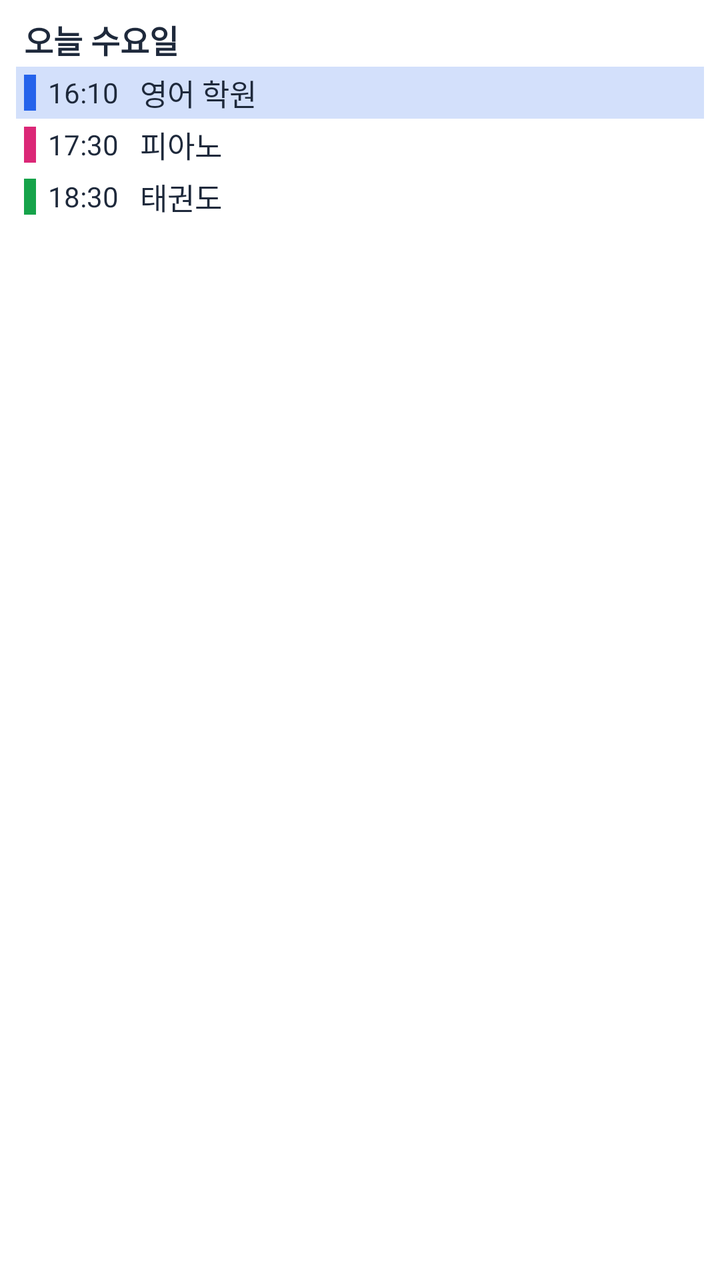
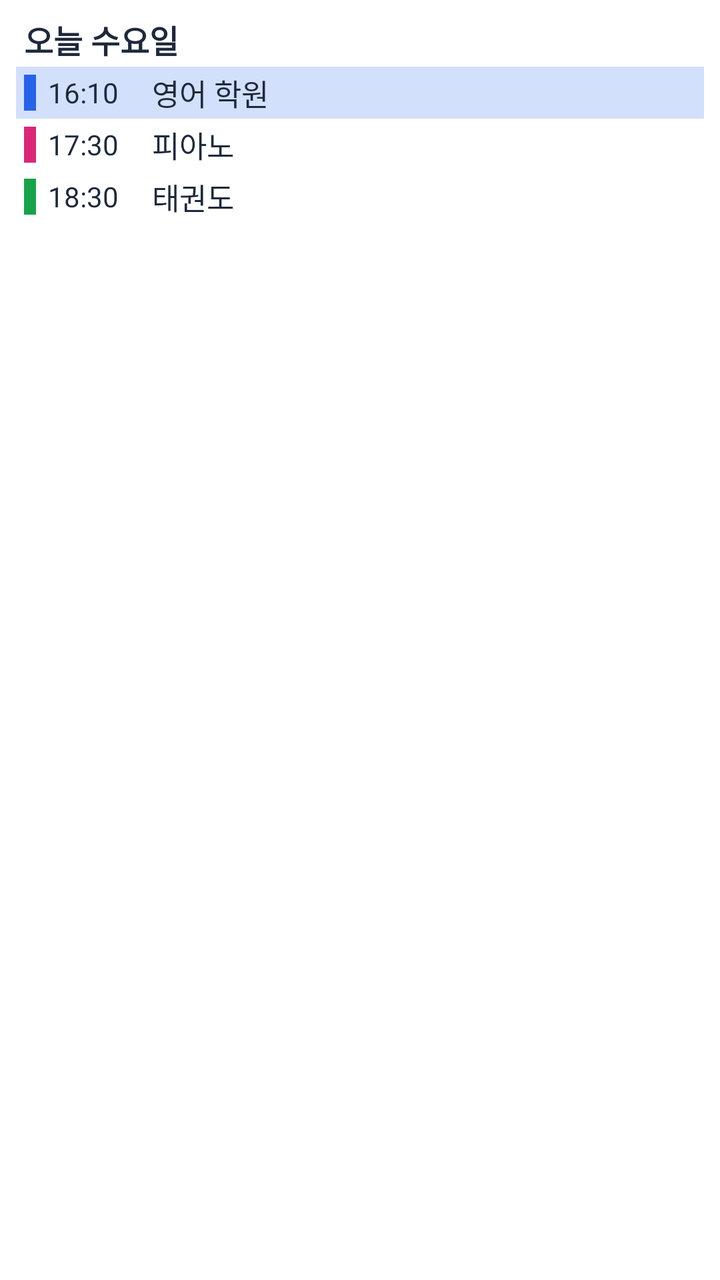

Compare the two renders of this Android layout. The source of the first and the diff that turns it into the second are given below.
<!-- AndroidManifest.xml: application theme AppTheme -->
<!-- res/layout/today_widget_preview.xml -->
<?xml version="1.0" encoding="utf-8"?>
<LinearLayout xmlns:android="http://schemas.android.com/apk/res/android" android:layout_width="match_parent" android:layout_height="match_parent" android:orientation="vertical" android:padding="8dp" android:background="#FFFFFF">
  <TextView android:layout_width="match_parent" android:layout_height="wrap_content" android:paddingLeft="4dp" android:paddingBottom="2dp" android:textSize="16sp" android:textStyle="bold" android:textColor="#1E293B" android:text="오늘 수요일" />
  <LinearLayout android:layout_width="match_parent" android:layout_height="wrap_content" android:orientation="horizontal" android:gravity="center_vertical" android:paddingTop="2dp" android:paddingBottom="2dp" android:paddingLeft="4dp" android:paddingRight="4dp" android:background="#332563EB">
    <TextView android:layout_width="6dp" android:layout_height="18dp" android:layout_marginRight="6dp" android:background="#2563EB" />
    <TextView android:layout_width="46dp" android:layout_height="wrap_content" android:textSize="14sp" android:textColor="#1E293B" android:text="16:10" />
    <TextView android:layout_width="0dp" android:layout_height="wrap_content" android:layout_weight="1" android:textSize="15sp" android:textColor="#1E293B" android:text="영어 학원" />
  </LinearLayout>
  <LinearLayout android:layout_width="match_parent" android:layout_height="wrap_content" android:orientation="horizontal" android:gravity="center_vertical" android:paddingTop="2dp" android:paddingBottom="2dp" android:paddingLeft="4dp" android:paddingRight="4dp">
    <TextView android:layout_width="6dp" android:layout_height="18dp" android:layout_marginRight="6dp" android:background="#DB2777" />
    <TextView android:layout_width="46dp" android:layout_height="wrap_content" android:textSize="14sp" android:textColor="#1E293B" android:text="17:30" />
    <TextView android:layout_width="0dp" android:layout_height="wrap_content" android:layout_weight="1" android:textSize="15sp" android:textColor="#1E293B" android:text="피아노" />
  </LinearLayout>
  <LinearLayout android:layout_width="match_parent" android:layout_height="wrap_content" android:orientation="horizontal" android:gravity="center_vertical" android:paddingTop="2dp" android:paddingBottom="2dp" android:paddingLeft="4dp" android:paddingRight="4dp">
    <TextView android:layout_width="6dp" android:layout_height="18dp" android:layout_marginRight="6dp" android:background="#16A34A" />
    <TextView android:layout_width="46dp" android:layout_height="wrap_content" android:textSize="14sp" android:textColor="#1E293B" android:text="18:30" />
    <TextView android:layout_width="0dp" android:layout_height="wrap_content" android:layout_weight="1" android:textSize="15sp" android:textColor="#1E293B" android:text="태권도" />
  </LinearLayout>
</LinearLayout>
<!-- resources referenced by this layout -->
<resources>
  <style name="AppTheme" parent="Theme.AppCompat.DayNight.NoActionBar">
      <item name="android:editTextBackground">@drawable/rn_edit_text_material</item>
      <item name="colorPrimary">@color/colorPrimary</item>
      <item name="android:statusBarColor">@android:color/transparent</item>
      <item name="android:navigationBarColor">@android:color/transparent</item>
    </style>
  <!-- drawable rn_edit_text_material (drawable) -->
  <?xml version="1.0" encoding="utf-8"?>
  <inset xmlns:android="http://schemas.android.com/apk/res/android"
         android:insetLeft="@dimen/abc_edit_text_inset_horizontal_material"
         android:insetRight="@dimen/abc_edit_text_inset_horizontal_material"
         android:insetTop="@dimen/abc_edit_text_inset_top_material"
         android:insetBottom="@dimen/abc_edit_text_inset_bottom_material"
         >
  
      <selector>
          
          <item android:state_enabled="false" android:drawable="@drawable/abc_textfield_default_mtrl_alpha"/>
          <item android:drawable="@drawable/abc_textfield_activated_mtrl_alpha"/>
      </selector>
  
  </inset>
  <color name="colorPrimary">#023c69</color>
</resources>

<!-- the commit's change to res/layout/today_widget_preview.xml (unified diff, before → after) -->
@@ -3,17 +3,17 @@
   <TextView android:layout_width="match_parent" android:layout_height="wrap_content" android:paddingLeft="4dp" android:paddingBottom="2dp" android:textSize="16sp" android:textStyle="bold" android:textColor="#1E293B" android:text="오늘 수요일" />
   <LinearLayout android:layout_width="match_parent" android:layout_height="wrap_content" android:orientation="horizontal" android:gravity="center_vertical" android:paddingTop="2dp" android:paddingBottom="2dp" android:paddingLeft="4dp" android:paddingRight="4dp" android:background="#332563EB">
     <TextView android:layout_width="6dp" android:layout_height="18dp" android:layout_marginRight="6dp" android:background="#2563EB" />
-    <TextView android:layout_width="46dp" android:layout_height="wrap_content" android:textSize="14sp" android:textColor="#1E293B" android:text="16:10" />
+    <TextView android:layout_width="wrap_content" android:minWidth="46dp" android:layout_marginRight="6dp" android:layout_height="wrap_content" android:textSize="14sp" android:textColor="#1E293B" android:text="16:10" />
     <TextView android:layout_width="0dp" android:layout_height="wrap_content" android:layout_weight="1" android:textSize="15sp" android:textColor="#1E293B" android:text="영어 학원" />
   </LinearLayout>
   <LinearLayout android:layout_width="match_parent" android:layout_height="wrap_content" android:orientation="horizontal" android:gravity="center_vertical" android:paddingTop="2dp" android:paddingBottom="2dp" android:paddingLeft="4dp" android:paddingRight="4dp">
     <TextView android:layout_width="6dp" android:layout_height="18dp" android:layout_marginRight="6dp" android:background="#DB2777" />
-    <TextView android:layout_width="46dp" android:layout_height="wrap_content" android:textSize="14sp" android:textColor="#1E293B" android:text="17:30" />
+    <TextView android:layout_width="wrap_content" android:minWidth="46dp" android:layout_marginRight="6dp" android:layout_height="wrap_content" android:textSize="14sp" android:textColor="#1E293B" android:text="17:30" />
     <TextView android:layout_width="0dp" android:layout_height="wrap_content" android:layout_weight="1" android:textSize="15sp" android:textColor="#1E293B" android:text="피아노" />
   </LinearLayout>
   <LinearLayout android:layout_width="match_parent" android:layout_height="wrap_content" android:orientation="horizontal" android:gravity="center_vertical" android:paddingTop="2dp" android:paddingBottom="2dp" android:paddingLeft="4dp" android:paddingRight="4dp">
     <TextView android:layout_width="6dp" android:layout_height="18dp" android:layout_marginRight="6dp" android:background="#16A34A" />
-    <TextView android:layout_width="46dp" android:layout_height="wrap_content" android:textSize="14sp" android:textColor="#1E293B" android:text="18:30" />
+    <TextView android:layout_width="wrap_content" android:minWidth="46dp" android:layout_marginRight="6dp" android:layout_height="wrap_content" android:textSize="14sp" android:textColor="#1E293B" android:text="18:30" />
     <TextView android:layout_width="0dp" android:layout_height="wrap_content" android:layout_weight="1" android:textSize="15sp" android:textColor="#1E293B" android:text="태권도" />
   </LinearLayout>
 </LinearLayout>
